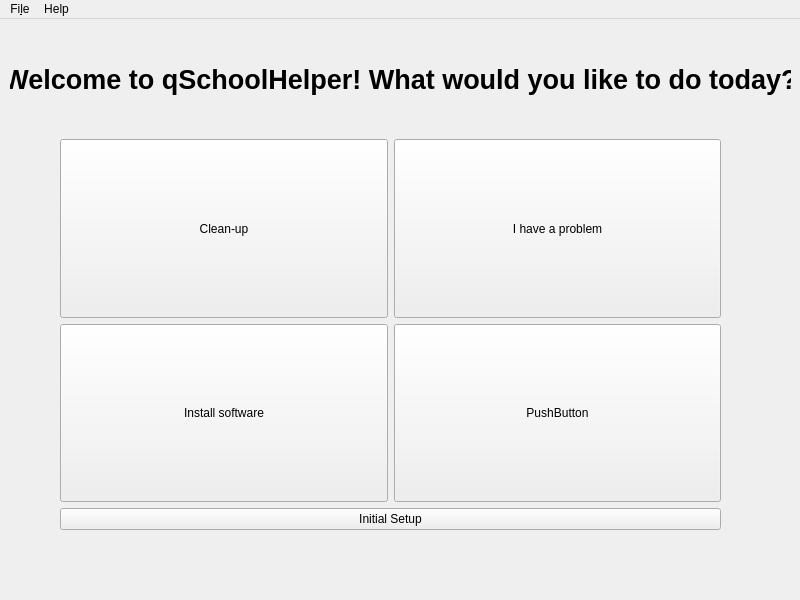
This is ui/main_window.ui in Atrate/qSchoolHelper as Qt 5 draws it before an edit. The edited form follows.
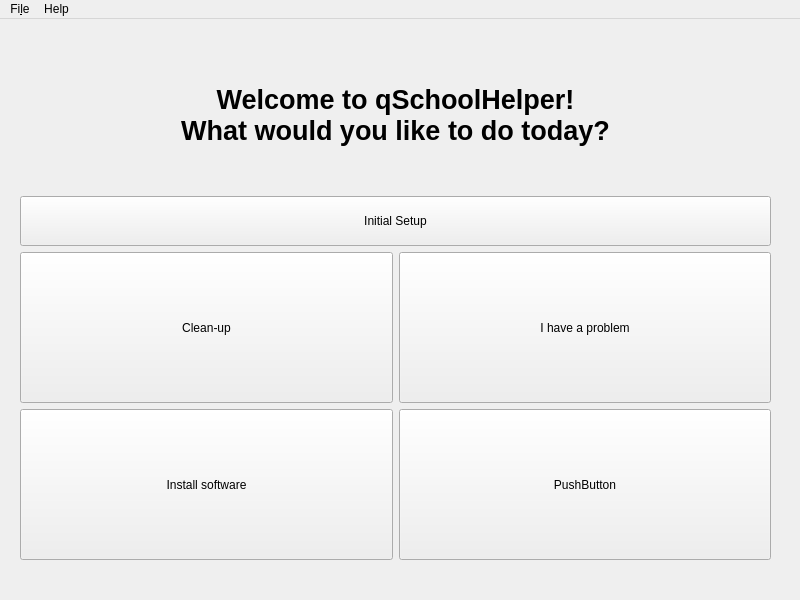
This is the edited form. Icons and pictures are not drawn.

Commit message: Streamlined UI with layouts, added icons

The edit to the form file:
```diff
--- a/ui/main_window.ui
+++ b/ui/main_window.ui
@@ -29,10 +29,10 @@
    <widget class="QWidget" name="gridLayoutWidget">
     <property name="geometry">
      <rect>
-      <x>60</x>
-      <y>120</y>
-      <width>661</width>
-      <height>391</height>
+      <x>20</x>
+      <y>20</y>
+      <width>751</width>
+      <height>521</height>
      </rect>
     </property>
     <layout class="QGridLayout" name="gridLayout">
@@ -42,69 +42,153 @@
      <property name="rightMargin">
       <number>0</number>
      </property>
-     <item row="0" column="0">
-      <widget class="QPushButton" name="clean_button">
-       <property name="sizePolicy">
-        <sizepolicy hsizetype="Expanding" vsizetype="Expanding">
-         <horstretch>0</horstretch>
-         <verstretch>0</verstretch>
-        </sizepolicy>
-       </property>
-       <property name="text">
-        <string>Clean-up</string>
-       </property>
-      </widget>
-     </item>
-     <item row="0" column="1">
-      <widget class="QPushButton" name="problem_button">
-       <property name="sizePolicy">
-        <sizepolicy hsizetype="Expanding" vsizetype="Expanding">
-         <horstretch>0</horstretch>
-         <verstretch>0</verstretch>
-        </sizepolicy>
-       </property>
-       <property name="text">
-        <string>I have a problem</string>
-       </property>
-      </widget>
-     </item>
-     <item row="2" column="0">
+     <item row="4" column="0">
       <widget class="QPushButton" name="software_button">
        <property name="sizePolicy">
         <sizepolicy hsizetype="Expanding" vsizetype="Expanding">
          <horstretch>0</horstretch>
-         <verstretch>0</verstretch>
+         <verstretch>3</verstretch>
         </sizepolicy>
        </property>
        <property name="text">
         <string>Install software</string>
        </property>
+       <property name="icon">
+        <iconset>
+         <normalon>:/install.png</normalon>
+        </iconset>
+       </property>
+       <property name="iconSize">
+        <size>
+         <width>32</width>
+         <height>32</height>
+        </size>
+       </property>
       </widget>
      </item>
-     <item row="2" column="1">
+     <item row="2" column="0">
+      <widget class="QPushButton" name="clean_button">
+       <property name="sizePolicy">
+        <sizepolicy hsizetype="Expanding" vsizetype="Expanding">
+         <horstretch>0</horstretch>
+         <verstretch>3</verstretch>
+        </sizepolicy>
+       </property>
+       <property name="text">
+        <string>Clean-up</string>
+       </property>
+       <property name="icon">
+        <iconset>
+         <normalon>:/clean.png</normalon>
+        </iconset>
+       </property>
+       <property name="iconSize">
+        <size>
+         <width>32</width>
+         <height>32</height>
+        </size>
+       </property>
+      </widget>
+     </item>
+     <item row="4" column="1">
       <widget class="QPushButton" name="pushButton_4">
        <property name="sizePolicy">
         <sizepolicy hsizetype="Minimum" vsizetype="Expanding">
          <horstretch>0</horstretch>
-         <verstretch>0</verstretch>
+         <verstretch>3</verstretch>
         </sizepolicy>
        </property>
        <property name="text">
         <string>PushButton</string>
        </property>
+       <property name="iconSize">
+        <size>
+         <width>32</width>
+         <height>32</height>
+        </size>
+       </property>
       </widget>
      </item>
-     <item row="3" column="0" colspan="2">
+     <item row="0" column="0" colspan="2">
+      <widget class="QLabel" name="label">
+       <property name="sizePolicy">
+        <sizepolicy hsizetype="Preferred" vsizetype="Preferred">
+         <horstretch>0</horstretch>
+         <verstretch>3</verstretch>
+        </sizepolicy>
+       </property>
+       <property name="font">
+        <font>
+         <pointsize>20</pointsize>
+         <weight>75</weight>
+         <bold>true</bold>
+         <stylestrategy>PreferDefault</stylestrategy>
+        </font>
+       </property>
+       <property name="autoFillBackground">
+        <bool>false</bool>
+       </property>
+       <property name="text">
+        <string>Welcome to qSchoolHelper!
+What would you like to do today?</string>
+       </property>
+       <property name="alignment">
+        <set>Qt::AlignCenter</set>
+       </property>
+      </widget>
+     </item>
+     <item row="2" column="1">
+      <widget class="QPushButton" name="problem_button">
+       <property name="sizePolicy">
+        <sizepolicy hsizetype="Expanding" vsizetype="Expanding">
+         <horstretch>0</horstretch>
+         <verstretch>3</verstretch>
+        </sizepolicy>
+       </property>
+       <property name="text">
+        <string>I have a problem</string>
+       </property>
+       <property name="icon">
+        <iconset>
+         <normalon>:/error.png</normalon>
+        </iconset>
+       </property>
+       <property name="iconSize">
+        <size>
+         <width>32</width>
+         <height>32</height>
+        </size>
+       </property>
+      </widget>
+     </item>
+     <item row="1" column="0" colspan="2">
       <widget class="QPushButton" name="initial_setup_button">
        <property name="enabled">
         <bool>true</bool>
        </property>
+       <property name="sizePolicy">
+        <sizepolicy hsizetype="Minimum" vsizetype="Minimum">
+         <horstretch>0</horstretch>
+         <verstretch>1</verstretch>
+        </sizepolicy>
+       </property>
        <property name="toolTip">
         <string>&lt;html&gt;&lt;head/&gt;&lt;body&gt;&lt;p&gt;Initial Setup has already been run on this computer. If you with to run it again, please select if from File -&amp;gt; Initial Setup.&lt;/p&gt;&lt;/body&gt;&lt;/html&gt;</string>
        </property>
        <property name="text">
         <string>Initial Setup</string>
        </property>
+       <property name="icon">
+        <iconset>
+         <normalon>:/go.png</normalon>
+        </iconset>
+       </property>
+       <property name="iconSize">
+        <size>
+         <width>16</width>
+         <height>16</height>
+        </size>
+       </property>
        <property name="flat">
         <bool>false</bool>
        </property>
@@ -112,33 +196,6 @@
      </item>
     </layout>
    </widget>
-   <widget class="QLabel" name="label">
-    <property name="geometry">
-     <rect>
-      <x>10</x>
-      <y>40</y>
-      <width>781</width>
-      <height>41</height>
-     </rect>
-    </property>
-    <property name="font">
-     <font>
-      <pointsize>20</pointsize>
-      <weight>75</weight>
-      <bold>true</bold>
-      <stylestrategy>PreferDefault</stylestrategy>
-     </font>
-    </property>
-    <property name="autoFillBackground">
-     <bool>false</bool>
-    </property>
-    <property name="text">
-     <string>Welcome to qSchoolHelper! What would you like to do today?</string>
-    </property>
-    <property name="alignment">
-     <set>Qt::AlignCenter</set>
-    </property>
-   </widget>
   </widget>
   <widget class="QMenuBar" name="menubar">
    <property name="geometry">
```
Left out of the diff: 2 changed lines with no effect on the pictures. The commit also changes 10 other files.
